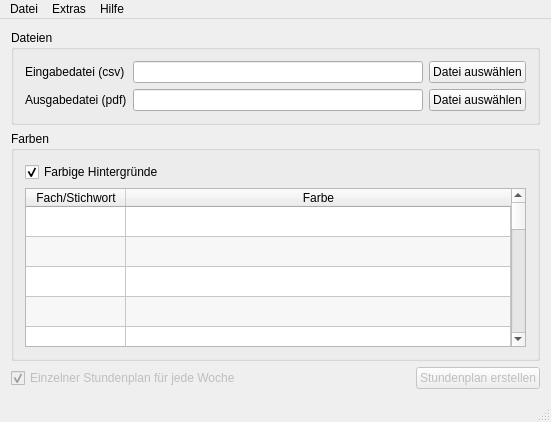
Before: the Qt Designer form src/cpp/QTimetableDrawer/mainwindow.ui in heimgreg/timetable-drawer, drawn with Qt 5.
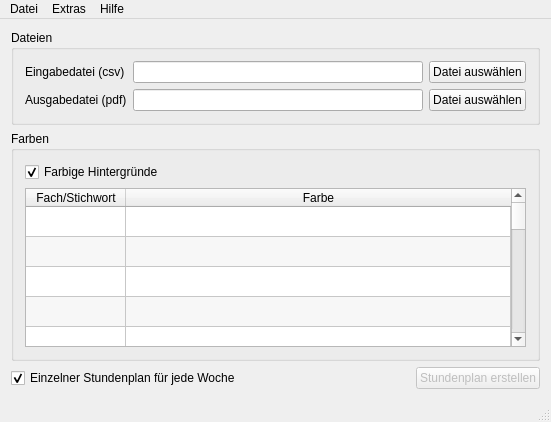
After: the same form once the commit is applied. Icons and pictures are not drawn.

The edit to the form file:
```diff
--- a/src/cpp/QTimetableDrawer/mainwindow.ui
+++ b/src/cpp/QTimetableDrawer/mainwindow.ui
@@ -280,7 +280,7 @@
       <item>
        <widget class="QCheckBox" name="singleWeekCheckBox">
         <property name="enabled">
-         <bool>false</bool>
+         <bool>true</bool>
         </property>
         <property name="text">
          <string>Einzelner Stundenplan für jede Woche</string>
```
